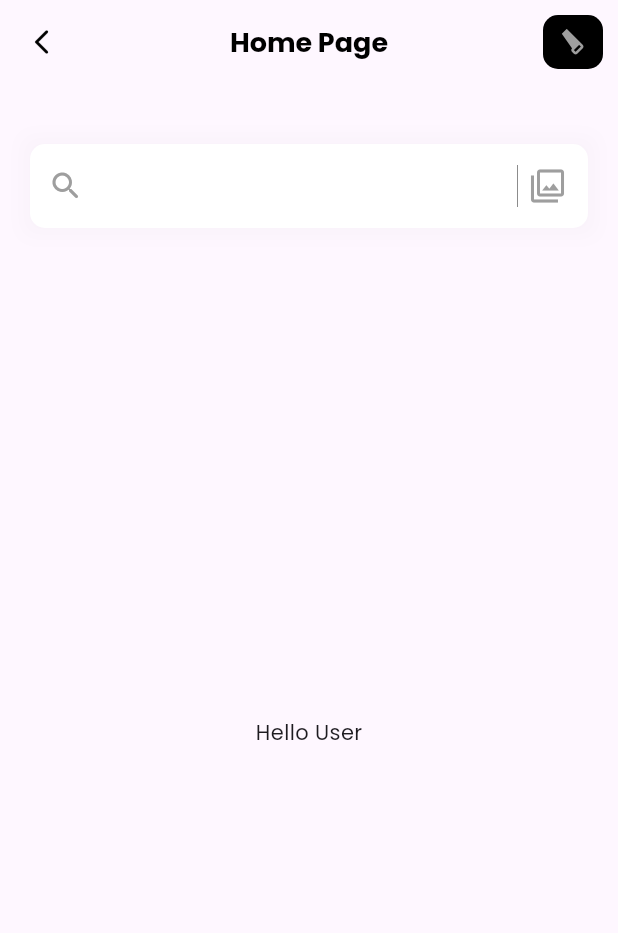
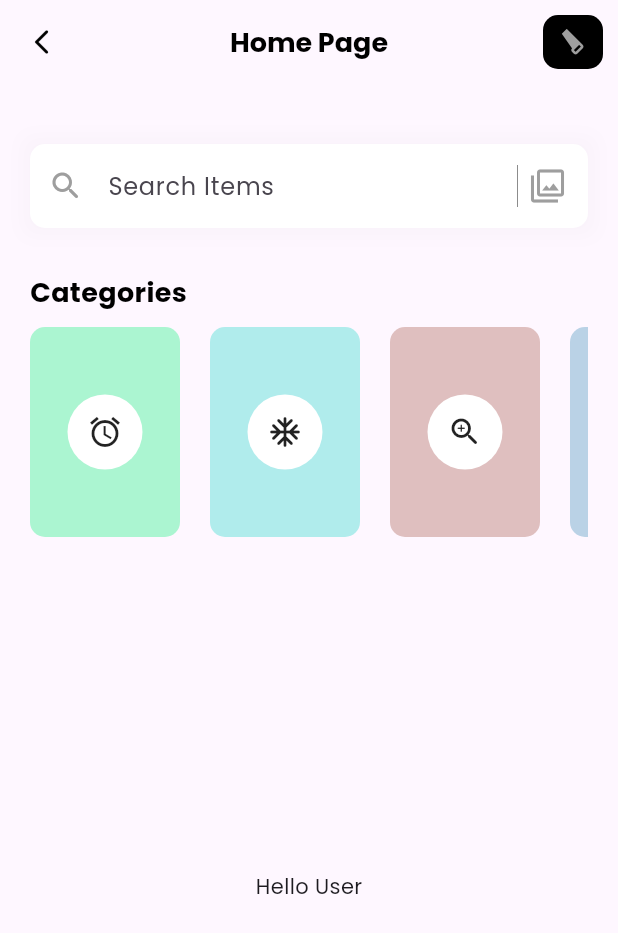
Before and after one commit to potakaaa/practice-flutter-app, a Flutter app: the screen it shows after launch, on a phone screen of 412 x 824 dp. Shown: the top 933 px of the screen. Run offline on Flutter 3.47's test engine with Material 3 defaults, Android fonts, the phone set to English and light mode, and no system bars; our stand-ins replace google_fonts.

Commit message:
added list view for categories

```diff
--- a/lib/main.dart
+++ b/lib/main.dart
@@ -18,7 +18,7 @@ class MyApp extends StatelessWidget {
         colorScheme: ColorScheme.fromSeed(seedColor: Colors.deepPurple),
         fontFamily: GoogleFonts.poppins().fontFamily,
       ),
-      home: const HomePage(),
+      home: HomePage(),
     );
   }
 }
--- /dev/null
+++ b/lib/models/CategoryModel.dart
@@ -0,0 +1,59 @@
+import 'package:flutter/material.dart';
+
+class CategoryModel {
+  String name;
+  IconData icon;
+  Color bgColor;
+
+  CategoryModel({
+    required this.name,
+    required this.icon,
+    required this.bgColor,
+  });
+
+  static List<CategoryModel> getCategories() {
+    List<CategoryModel> categories = [];
+
+    categories.add(
+      CategoryModel(
+        name: "Sample 1",
+        icon: Icons.access_alarm,
+        bgColor: const Color.fromARGB(255, 171, 245, 209),
+      ),
+    );
+
+    categories.add(
+      CategoryModel(
+        name: "Sample 2",
+        icon: Icons.ac_unit_rounded,
+        bgColor: const Color.fromARGB(255, 176, 236, 236),
+      ),
+    );
+
+    categories.add(
+      CategoryModel(
+        name: "Sample 3",
+        icon: Icons.zoom_in_rounded,
+        bgColor: const Color.fromARGB(255, 223, 191, 191),
+      ),
+    );
+
+    categories.add(
+      CategoryModel(
+        name: "Sample 4",
+        icon: Icons.account_box,
+        bgColor: const Color.fromARGB(255, 186, 210, 230),
+      ),
+    );
+
+    categories.add(
+      CategoryModel(
+        name: "Sample 5",
+        icon: Icons.keyboard_arrow_up,
+        bgColor: const Color.fromARGB(255, 216, 173, 224),
+      ),
+    );
+
+    return categories;
+  }
+}
--- a/lib/screens/home.dart
+++ b/lib/screens/home.dart
@@ -1,13 +1,85 @@
 import 'package:flutter/material.dart';
+import 'package:practice_app/models/CategoryModel.dart';
 
 class HomePage extends StatelessWidget {
-  const HomePage({super.key});
+  HomePage({super.key});
+
+  List<CategoryModel> categoryList = [];
+
+  void _getCategories() {
+    categoryList = CategoryModel.getCategories();
+  }
 
   @override
   Widget build(BuildContext context) {
+    _getCategories();
     return Scaffold(
       appBar: bar(),
-      body: Column(children: [searchBar(), helloUser()]),
+      body: Column(
+        crossAxisAlignment: CrossAxisAlignment.start,
+        children: [
+          searchBar(),
+          SizedBox(height: 30),
+          categories(),
+          helloUser(),
+        ],
+      ),
+    );
+  }
+
+  Column categories() {
+    return Column(
+      crossAxisAlignment: CrossAxisAlignment.start,
+      children: [
+        Padding(
+          padding: const EdgeInsets.only(left: 20),
+          child: Text(
+            "Categories",
+            style: TextStyle(
+              color: Colors.black,
+              fontSize: 18,
+              fontWeight: FontWeight.bold,
+            ),
+          ),
+        ),
+        SizedBox(height: 10),
+        categoryListView(),
+      ],
+    );
+  }
+
+  Container categoryListView() {
+    return Container(
+      height: 140,
+      padding: EdgeInsets.only(left: 20, right: 20),
+      child: ListView.separated(
+        itemCount: categoryList.length,
+        scrollDirection: Axis.horizontal,
+        separatorBuilder: (context, index) => SizedBox(width: 20),
+        itemBuilder: (context, index) {
+          return Container(
+            width: 100,
+            decoration: BoxDecoration(
+              color: categoryList[index].bgColor,
+              borderRadius: BorderRadius.circular(10),
+            ),
+            child: Column(
+              mainAxisAlignment: MainAxisAlignment.center,
+              children: [
+                Container(
+                  width: 50,
+                  height: 50,
+                  decoration: BoxDecoration(
+                    color: Colors.white,
+                    shape: BoxShape.circle,
+                  ),
+                  child: Icon(categoryList[index].icon, color: Colors.black87),
+                ),
+              ],
+            ),
+          );
+        },
+      ),
     );
   }
 
@@ -33,8 +105,11 @@ class HomePage extends StatelessWidget {
             borderRadius: BorderRadius.circular(10),
             borderSide: BorderSide.none,
           ),
+          hintText: "Search Items",
           prefixIcon: Icon(Icons.search_rounded, color: Colors.grey),
-          suffixIcon: IntrinsicHeight(
+          suffixIcon: SizedBox(
+            width: 60,
+            child: IntrinsicHeight(
               child: Row(
                 mainAxisAlignment: MainAxisAlignment.end,
 
@@ -50,6 +125,7 @@ class HomePage extends StatelessWidget {
                     child: Icon(Icons.filter_outlined, color: Colors.grey),
                   ),
                 ],
+              ),
             ),
           ),
         ),
```
Lines whose indentation alone changed are shown as unchanged.
